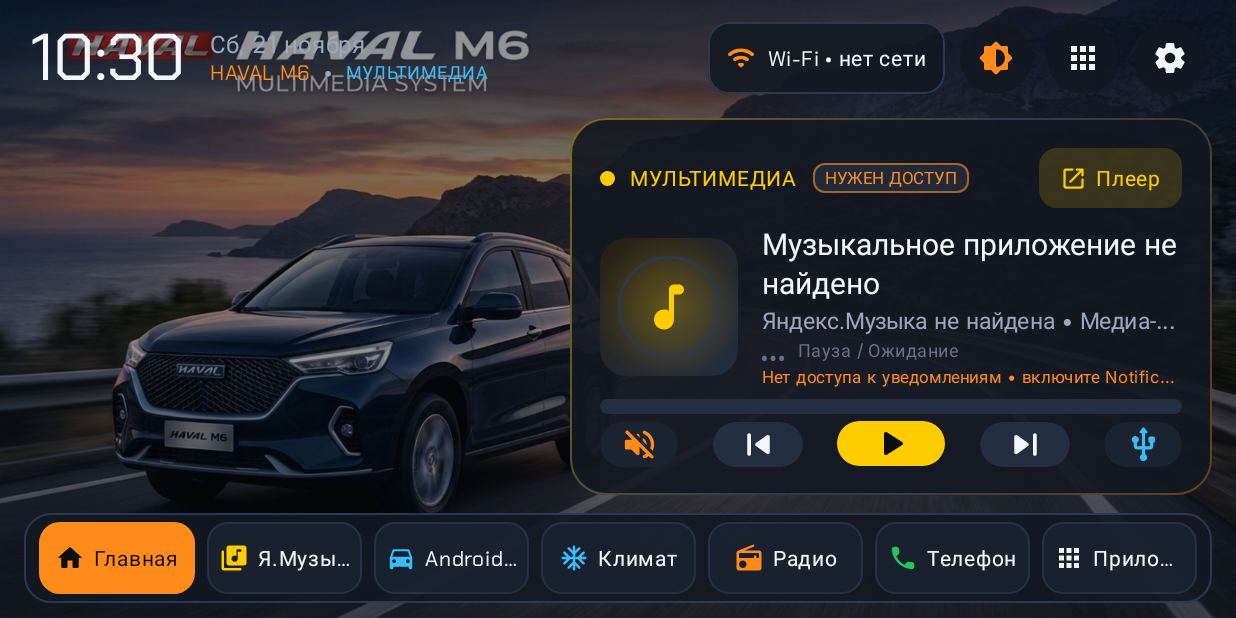
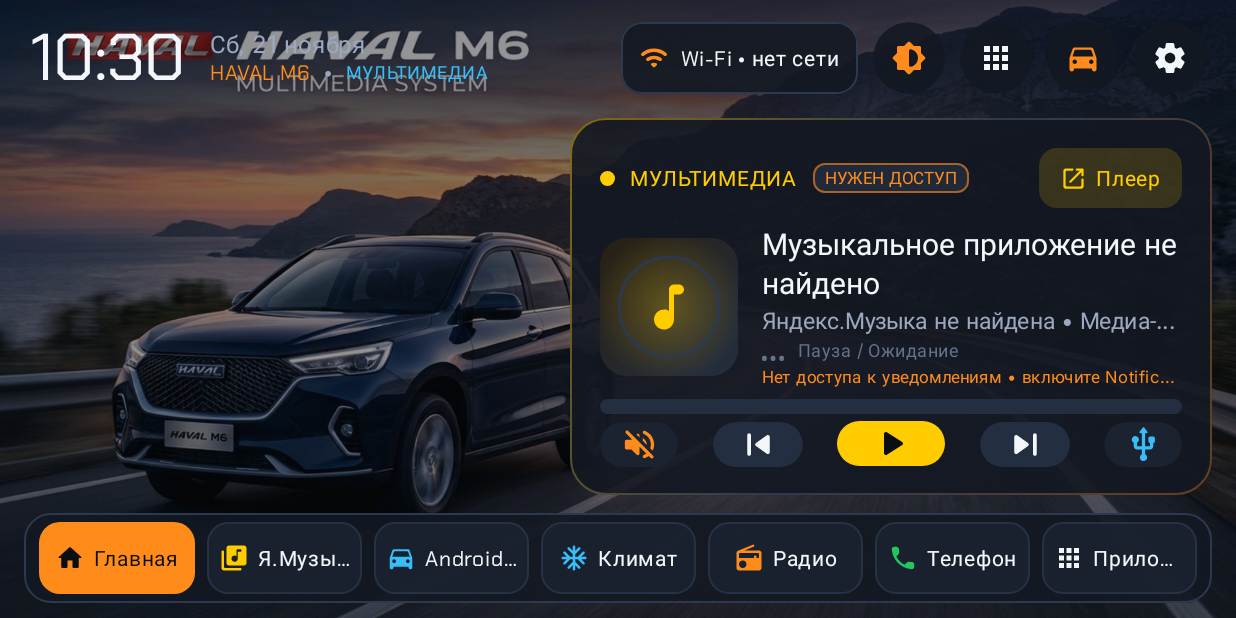
Before and after one commit to genaxamax-dev/launc, an Android app built with Jetpack Compose: the screen it shows after launch (MainActivity), after a tap on "Android Auto", on a phone screen of 824 x 412 dp (held sideways). Run offline under Robolectric (Android 15) with nearby library versions, the phone set to English and light mode, and no system bars.

Commit message:
fix: open Open Headunit UI from Android Auto dock button

```diff
--- a/app/build.gradle.kts
+++ b/app/build.gradle.kts
@@ -16,8 +16,8 @@ android {
     applicationId = "com.aistudio.havalm6launcher.kqtxzn"
     minSdk = 24
     targetSdk = 36
-    versionCode = 2
-    versionName = "1.1.0"
+    versionCode = 5
+    versionName = "1.1.3"
 
     testInstrumentationRunner = "androidx.test.runner.AndroidJUnitRunner"
   }
--- a/app/src/main/java/com/example/MainActivity.kt
+++ b/app/src/main/java/com/example/MainActivity.kt
@@ -255,7 +255,8 @@ private fun M6LauncherRoot(viewModel: LauncherViewModel) {
                             onUpdateClick = { activeUpdateDialog = it },
                             onCycleDim = { viewModel.cycleWallpaperDimPreset() },
                             onOpenSettings = { viewModel.navigateTo(LauncherDestination.SETTINGS) },
-                            onOpenApps = { viewModel.navigateTo(LauncherDestination.APPS) }
+                            onOpenApps = { viewModel.navigateTo(LauncherDestination.APPS) },
+                            onAndroidAutoClick = { viewModel.launchAndroidAuto() }
                         )
                     }
 
@@ -325,7 +326,6 @@ private fun M6LauncherRoot(viewModel: LauncherViewModel) {
                         Box(
                             modifier = Modifier
                                 .weight(1f)
-                                .fillMaxSize()
                         ) {
                             screenContent(destination)
                         }
@@ -337,8 +337,7 @@ private fun M6LauncherRoot(viewModel: LauncherViewModel) {
                                     fadeOut(animationSpec = tween(120))
                             },
                             modifier = Modifier
-                                .weight(1f)
-                                .fillMaxSize(),
+                                .weight(1f),
                             label = "launcher_screen"
                         ) { screen ->
                             screenContent(screen)
--- a/app/src/main/java/com/example/data/AppRepository.kt
+++ b/app/src/main/java/com/example/data/AppRepository.kt
@@ -209,16 +209,18 @@ class AppRepository(private val context: Context) {
     }
 
     fun launchAndroidAuto(): Result<Unit> = runCatching {
-        // Штатный ярлык Open Headunit «Connect» (connect_last):
-        // подключается к последнему телефону по USB или Wi-Fi без кабеля.
-        val intent = Intent("com.andrerinas.openheadunit.ACTION_CONNECT")
+        // Открываем видимое окно Open Headunit. Раньше здесь был фоновый
+        // ACTION_CONNECT -> AutomationActivity: он сразу закрывался, если
+        // телефон не был в сети, и казалось, что кнопка не работает.
+        val intent = Intent(Intent.ACTION_MAIN)
+            .addCategory(Intent.CATEGORY_LAUNCHER)
             .setComponent(
                 ComponentName(
                     "com.andrerinas.headunitrevived",
-                    "com.andrerinas.openheadunit.main.AutomationActivity"
+                    "com.andrerinas.openheadunit.main.MainActivity"
                 )
             )
-            .addFlags(Intent.FLAG_ACTIVITY_NEW_TASK)
+            .addFlags(Intent.FLAG_ACTIVITY_NEW_TASK or Intent.FLAG_ACTIVITY_RESET_TASK_IF_NEEDED)
         context.startActivity(intent)
     }
 
--- a/app/src/main/java/com/example/ui/components/CockpitHeaderAndDock.kt
+++ b/app/src/main/java/com/example/ui/components/CockpitHeaderAndDock.kt
@@ -82,6 +82,7 @@ fun CockpitTopBar(
     onCycleDim: () -> Unit,
     onOpenSettings: () -> Unit,
     onOpenApps: () -> Unit,
+    onAndroidAutoClick: () -> Unit,
     modifier: Modifier = Modifier
 ) {
     val context = LocalContext.current
@@ -244,6 +245,23 @@ fun CockpitTopBar(
                 Icon(
                     imageVector = Icons.Rounded.Apps,
                     contentDescription = "Все приложения"
+                )
+            }
+
+            IconButton(
+                onClick = onAndroidAutoClick,
+                modifier = Modifier
+                    .size(48.dp)
+                    .minimumInteractiveComponentSize()
+                    .testTag("top_android_auto_button"),
+                colors = IconButtonDefaults.iconButtonColors(
+                    containerColor = CockpitSurface.copy(alpha = 0.88f),
+                    contentColor = HavalAmber
+                )
+            ) {
+                Icon(
+                    imageVector = Icons.Rounded.DirectionsCar,
+                    contentDescription = "Android Auto"
                 )
             }
 
```
